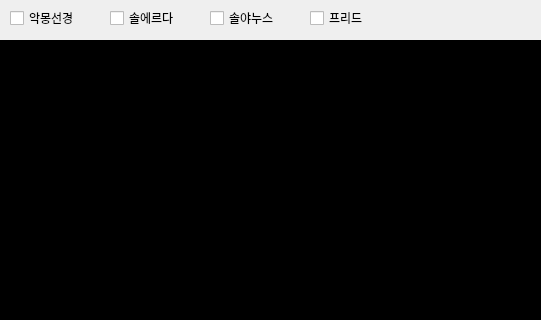
First picture: the form in ui/mainWindow.ui, repository spq003/maple-alarm, before the edit; both pictures show x 0 to 541 and y 0 to 320 of the 641 by 401 pixel window.
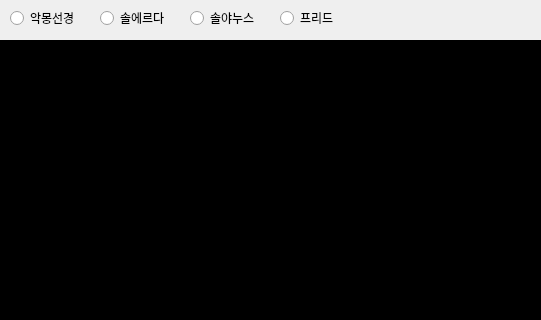
Second picture: the form after the edit.

The edit to the form file:
```diff
--- a/ui/mainWindow.ui
+++ b/ui/mainWindow.ui
@@ -26,58 +26,6 @@
     <string>적용</string>
    </property>
   </widget>
-  <widget class="QCheckBox" name="checkBox1">
-   <property name="geometry">
-    <rect>
-     <x>10</x>
-     <y>10</y>
-     <width>81</width>
-     <height>16</height>
-    </rect>
-   </property>
-   <property name="text">
-    <string>악몽선경</string>
-   </property>
-  </widget>
-  <widget class="QCheckBox" name="checkBox2">
-   <property name="geometry">
-    <rect>
-     <x>110</x>
-     <y>10</y>
-     <width>81</width>
-     <height>16</height>
-    </rect>
-   </property>
-   <property name="text">
-    <string>솔에르다</string>
-   </property>
-  </widget>
-  <widget class="QCheckBox" name="checkBox3">
-   <property name="geometry">
-    <rect>
-     <x>210</x>
-     <y>10</y>
-     <width>81</width>
-     <height>16</height>
-    </rect>
-   </property>
-   <property name="text">
-    <string>솔야누스</string>
-   </property>
-  </widget>
-  <widget class="QCheckBox" name="checkBox3_2">
-   <property name="geometry">
-    <rect>
-     <x>310</x>
-     <y>10</y>
-     <width>81</width>
-     <height>16</height>
-    </rect>
-   </property>
-   <property name="text">
-    <string>프리드</string>
-   </property>
-  </widget>
   <widget class="QLabel" name="imageLabel">
    <property name="geometry">
     <rect>
@@ -94,6 +42,58 @@
     <string/>
    </property>
   </widget>
+  <widget class="QRadioButton" name="radioButton1">
+   <property name="geometry">
+    <rect>
+     <x>10</x>
+     <y>10</y>
+     <width>81</width>
+     <height>16</height>
+    </rect>
+   </property>
+   <property name="text">
+    <string>악몽선경</string>
+   </property>
+  </widget>
+  <widget class="QRadioButton" name="radioButton2">
+   <property name="geometry">
+    <rect>
+     <x>100</x>
+     <y>10</y>
+     <width>81</width>
+     <height>16</height>
+    </rect>
+   </property>
+   <property name="text">
+    <string>솔에르다</string>
+   </property>
+  </widget>
+  <widget class="QRadioButton" name="radioButton3">
+   <property name="geometry">
+    <rect>
+     <x>190</x>
+     <y>10</y>
+     <width>81</width>
+     <height>16</height>
+    </rect>
+   </property>
+   <property name="text">
+    <string>솔야누스</string>
+   </property>
+  </widget>
+  <widget class="QRadioButton" name="radioButton4">
+   <property name="geometry">
+    <rect>
+     <x>280</x>
+     <y>10</y>
+     <width>81</width>
+     <height>16</height>
+    </rect>
+   </property>
+   <property name="text">
+    <string>프리드</string>
+   </property>
+  </widget>
  </widget>
  <resources/>
  <connections/>
```
